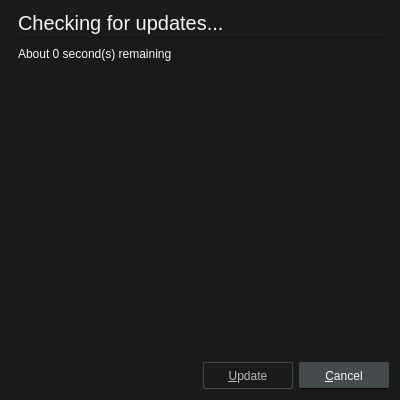
gitter-badger/mochi-player, file src/ui/updatedialog.ui: the form before one commit.
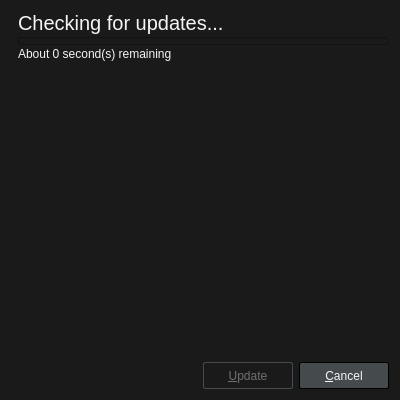
The form after the commit. Icons and pictures are not drawn.

The edit to the form file:
```diff
--- a/src/ui/updatedialog.ui
+++ b/src/ui/updatedialog.ui
@@ -24,8 +24,7 @@
 
 QPushButton {
 	background: #454A4D;
-	border: 1px solid #454A4D;
-	border-bottom: 1px solid black;
+	border: 1px solid #000;
 	border-radius: 2px;
 	color: whitesmoke;
 	min-width: 76px;
@@ -42,7 +41,7 @@
 QPushButton:disabled {
 	background: transparent;
 	border: 1px solid #454A4D;
-	color: #B8B8B8;
+	color: #6F6F6F;
 }
 
 /* QScrollBar */
@@ -62,7 +61,7 @@
 }
 QScrollBar::add-page:vertical,
 QScrollBar::sub-page:vertical  {
-	background: #5A5A5A;
+	background: #383838;
 	margin: 0 2px;
 }
 QScrollBar::up-arrow:vertical,
@@ -71,8 +70,8 @@
 }
 
 QScrollBar:horizontal {
-	padding-top: 1px;
 	height: 6px;
+	padding-top: 1px;
 }
 QScrollBar::handle:horizontal {
 	background: #008098;
@@ -85,7 +84,7 @@
 }
 QScrollBar::add-page:horizontal,
 QScrollBar::sub-page:horizontal {
-	background: #5A5A5A;
+	background: #383838;
 	margin: 2px 0;
 }
 QScrollBar::left-arrow:horizontal,
```
